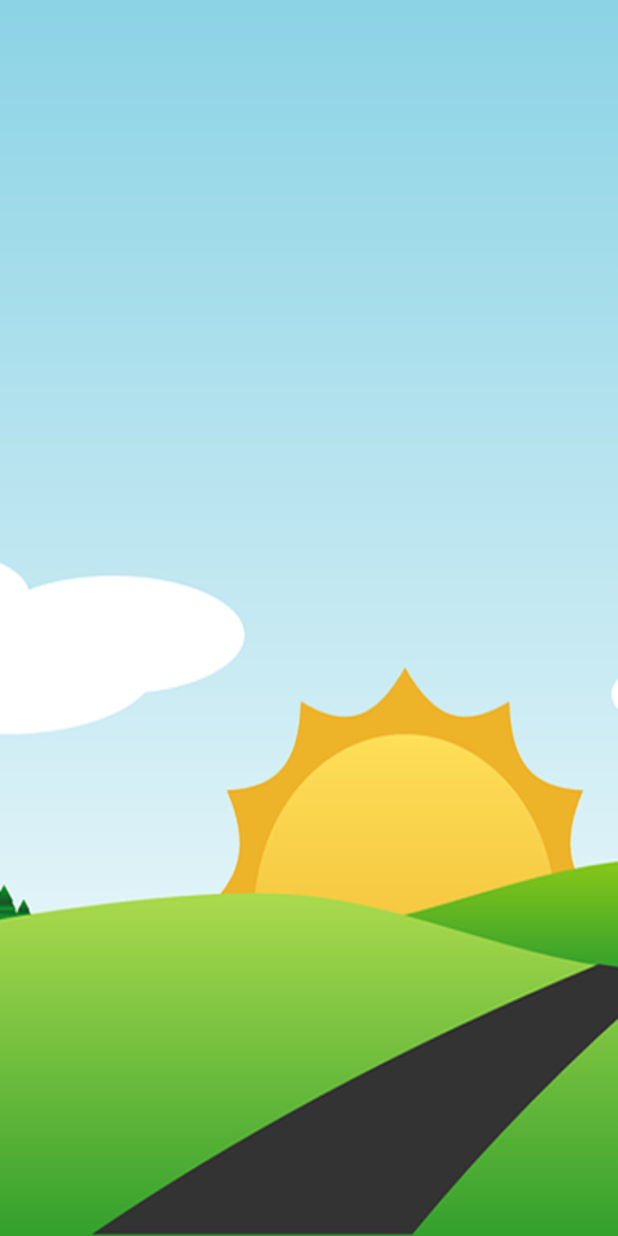
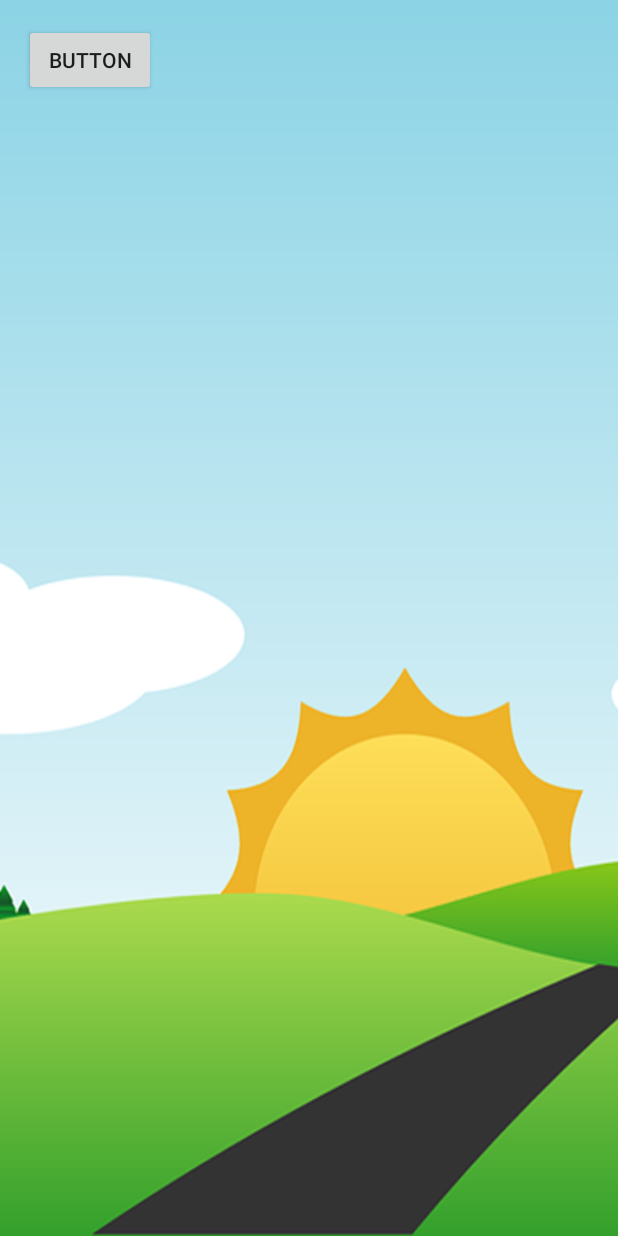
Before and after one commit to Somruethai02/Start5jan, an Android app: the viewing screen opened directly, with no data from a screen before it, on a phone screen of 412 x 824 dp. Run offline under Robolectric (Android 15) with nearby library versions, the phone set to English and light mode, and no system bars.

Commit message:
Start 5 jan

```diff
--- a/app/src/main/res/layout/activity_viewing.xml
+++ b/app/src/main/res/layout/activity_viewing.xml
@@ -11,4 +11,9 @@
     tools:context="com.example.rtc.somruethaianusa.test.viewing"
     android:background="@drawable/bgviewing">
 
+    <Button
+        android:text="Button"
+        android:layout_width="wrap_content"
+        android:layout_height="wrap_content"
+        android:id="@+id/button8" />
 </RelativeLayout>
```
